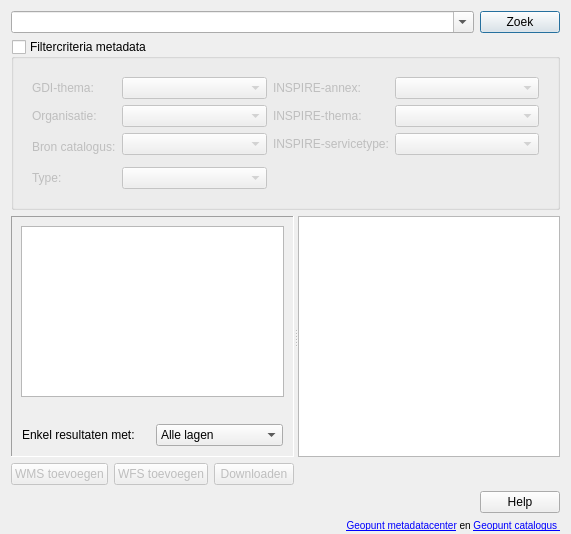
Before: the Qt Designer form ui_geopunt4QgisDataCatalog.ui in warrieka/geopunt4Qgis, drawn with Qt 5.
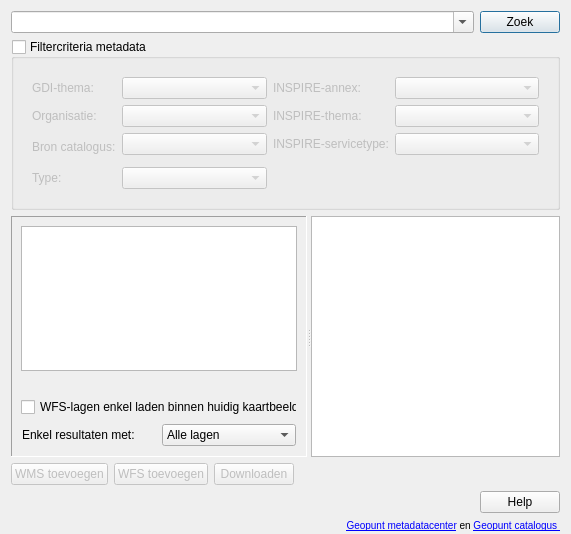
After: the same form once the commit is applied. Icons and pictures are not drawn.

Commit message: added bbox for wfs

What changed in the file:
```diff
--- a/ui_geopunt4QgisDataCatalog.ui
+++ b/ui_geopunt4QgisDataCatalog.ui
@@ -414,6 +414,13 @@
          </property>
         </widget>
        </item>
+       <item>
+        <widget class="QCheckBox" name="bboxChk">
+         <property name="text">
+          <string>WFS-lagen enkel laden binnen huidig kaartbeeld</string>
+         </property>
+        </widget>
+       </item>
        <item>
         <widget class="QFrame" name="modelFilter">
          <property name="frameShape">
```
The commit also changes 7 other files.
